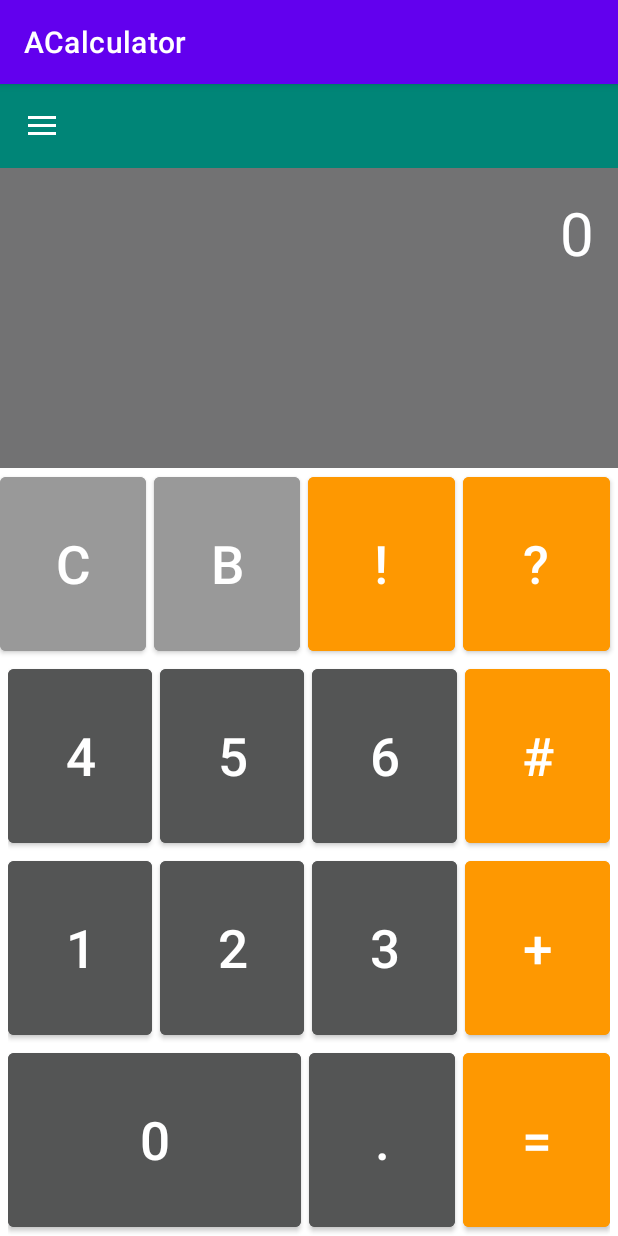
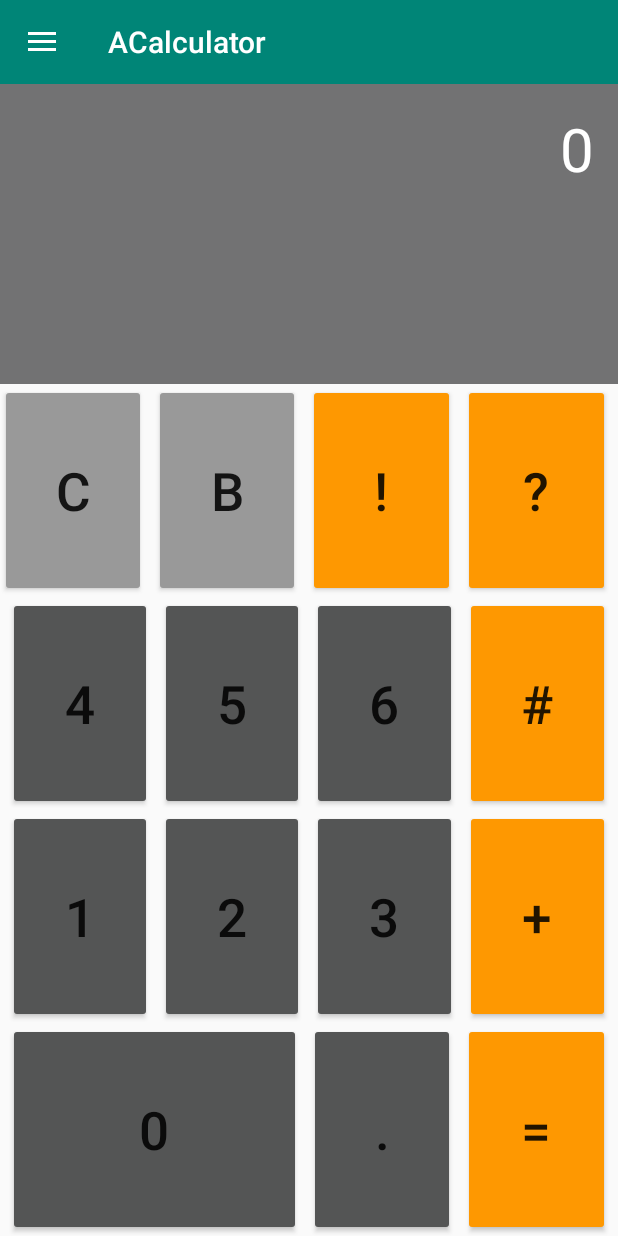
Before and after one commit to nuno-21902803/ACalculator-android, an Android app: the screen it shows after launch (MainActivity), on a phone screen of 412 x 824 dp. Run offline under Robolectric (Android 15) with nearby library versions, the phone set to English and light mode, and no system bars.

Commit message:
Aula 6 (ja funciona, ainda sem data flowing)

```diff
--- a/app/src/main/res/layout-land/activity_main.xml
+++ b/app/src/main/res/layout-land/activity_main.xml
@@ -1,13 +1,10 @@
 <?xml version="1.0" encoding="utf-8"?>
 
-<androidx.drawerlayout.widget.DrawerLayout
-    xmlns:android="http://schemas.android.com/apk/res/android"
+<androidx.drawerlayout.widget.DrawerLayout xmlns:android="http://schemas.android.com/apk/res/android"
     xmlns:app="http://schemas.android.com/apk/res-auto"
-    xmlns:tools="http://schemas.android.com/tools"
     android:id="@+id/drawer"
     android:layout_width="match_parent"
-    android:layout_height="match_parent"
-    tools:context=".MainActivity">
+    android:layout_height="match_parent">
 
     <LinearLayout
         android:layout_width="match_parent"
@@ -32,8 +29,7 @@
         android:layout_width="wrap_content"
         android:layout_height="match_parent"
         android:layout_gravity="start"
-        app:menu="@menu/drawer_menu"
-        />
+        app:menu="@menu/drawer_menu" />
 
 
 </androidx.drawerlayout.widget.DrawerLayout>
--- a/app/src/main/res/layout/activity_main.xml
+++ b/app/src/main/res/layout/activity_main.xml
@@ -1,13 +1,10 @@
 <?xml version="1.0" encoding="utf-8"?>
 
-<androidx.drawerlayout.widget.DrawerLayout
-    xmlns:android="http://schemas.android.com/apk/res/android"
+<androidx.drawerlayout.widget.DrawerLayout xmlns:android="http://schemas.android.com/apk/res/android"
     xmlns:app="http://schemas.android.com/apk/res-auto"
-    xmlns:tools="http://schemas.android.com/tools"
     android:id="@+id/drawer"
     android:layout_width="match_parent"
-    android:layout_height="match_parent"
-    tools:context=".MainActivity">
+    android:layout_height="match_parent">
 
     <LinearLayout
         android:layout_width="match_parent"
@@ -32,8 +29,7 @@
         android:layout_width="wrap_content"
         android:layout_height="match_parent"
         android:layout_gravity="start"
-        app:menu="@menu/drawer_menu"
-        />
+        app:menu="@menu/drawer_menu" />
 
 
 </androidx.drawerlayout.widget.DrawerLayout>
--- a/app/src/main/res/values/themes.xml
+++ b/app/src/main/res/values/themes.xml
@@ -1,22 +1,22 @@
 <resources xmlns:tools="http://schemas.android.com/tools">
     <!-- Base application theme. -->
-    <style name="Theme.ACalculator" parent="Theme.MaterialComponents.DayNight.DarkActionBar">
+    <style name="Theme.ACalculator" parent="Theme.AppCompat.Light.NoActionBar">
         <!-- Primary brand color. -->
-        <item name="colorPrimary">@color/purple_500</item>
-        <item name="colorPrimaryVariant">@color/purple_700</item>
+        <item name="colorPrimary">@color/colorPrimary</item>
+        <item name="colorPrimaryVariant">@color/colorPrimaryDark</item>
         <item name="colorOnPrimary">@color/white</item>
         <!-- Secondary brand color. -->
-        <item name="colorSecondary">@color/teal_200</item>
-        <item name="colorSecondaryVariant">@color/teal_700</item>
-        <item name="colorOnSecondary">@color/black</item>
+        <item name="colorSecondary">@color/colorPrimary</item>
+        <item name="colorSecondaryVariant">@color/colorPrimaryDark</item>
+        <item name="colorOnSecondary">@color/white</item>
         <!-- Status bar color. -->
         <item name="android:statusBarColor" tools:targetApi="l">?attr/colorPrimaryVariant</item>
         <!-- Customize your theme here. -->
     </style>
-
-    <style name="ToolbarTheme" parent = "Theme.AppCompat.Light.NoActionBar">
+    <style name="ToolbarTheme" parent = "Theme.ACalculator">
         <item name="android:background">@color/colorPrimary</item>
         <item name="android:textColorPrimary">@color/white</item>
         <item name="android:textColorSecondary">@color/white</item>
     </style>
+
 </resources>
```
